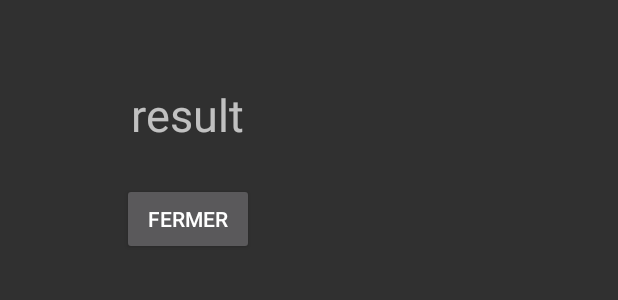
After one commit to Akane277353/tp-clicker-sama, an Android app: the layout popup_fin_fight.xml on its own in the app's theme, with its tools: preview values and no code run, on a phone screen of 412 x 824 dp. The commit adds this screen. Shown: the top 300 px of the screen. Run offline under Robolectric (Android 15) with nearby library versions, the phone set to English and light mode, and no system bars.

Commit message:
popup fin combat

```diff
--- a/TP/app/src/main/java/com/example/tp/Adapter/CharFightAdapter.kt
+++ b/TP/app/src/main/java/com/example/tp/Adapter/CharFightAdapter.kt
@@ -26,6 +26,7 @@ class CharFightAdapter(
         val charText = view.findViewById<TextView>(R.id.pvPerso)
         val textAt = view.findViewById<TextView>(R.id.attaque)
         val textEn = view.findViewById<TextView>(R.id.ennemi)
+        val textNo = view.findViewById<TextView>(R.id.nom)
     }
 
     private fun defView(parent: ViewGroup): View{
@@ -41,6 +42,7 @@ class CharFightAdapter(
 
         holder.charText.text = currentChar.hp.toString()
         if (pos){
+            holder.textNo.text = currentChar.name
             holder.textAt.setVisibility(View.INVISIBLE)
             holder.textEn.setVisibility(View.INVISIBLE)
             if (currentChar.name == "jsp") {
@@ -54,6 +56,7 @@ class CharFightAdapter(
             }
         }
         else{
+            holder.textNo.setVisibility(View.INVISIBLE)
             holder.textEn.text = context2.ennemiName(currentChar)
             if (currentChar.name == "jsp") {
                 holder.charImage.setImageResource(R.mipmap.sombra)
--- /dev/null
+++ b/TP/app/src/main/res/layout/popup_fin_fight.xml
@@ -0,0 +1,34 @@
+<?xml version="1.0" encoding="utf-8"?>
+<androidx.constraintlayout.widget.ConstraintLayout xmlns:android="http://schemas.android.com/apk/res/android"
+    xmlns:tools="http://schemas.android.com/tools"
+    android:layout_width="250dp"
+    android:layout_height="200dp"
+    android:padding="30dp"
+    xmlns:app="http://schemas.android.com/apk/res-auto">
+
+
+    <TextView
+        android:id="@+id/result"
+        android:layout_width="wrap_content"
+        android:layout_height="wrap_content"
+        android:text="result"
+        android:textSize="30dp"
+        app:layout_constraintBottom_toTopOf="@+id/fermer"
+        app:layout_constraintEnd_toEndOf="parent"
+        app:layout_constraintStart_toStartOf="parent"
+        app:layout_constraintTop_toTopOf="parent"
+        tools:ignore="MissingConstraints" />
+
+    <Button
+        android:id="@+id/fermer"
+        android:layout_width="wrap_content"
+        android:layout_height="wrap_content"
+        android:text="fermer"
+
+        app:layout_constraintBottom_toBottomOf="parent"
+        app:layout_constraintEnd_toEndOf="parent"
+        app:layout_constraintStart_toStartOf="parent"
+        tools:ignore="MissingConstraints" />
+
+
+</androidx.constraintlayout.widget.ConstraintLayout>
```
Also changed, not shown: TP/app/src/main/java/com/example/tp/Fragments/FightFragment.kt (+13 -3 lines), TP/app/src/main/java/com/example/tp/Popup/FinFightPopup.kt (added, +38 -0 lines), TP/app/src/main/java/com/example/tp/Updatable.kt (added, +8 -0 lines), TP/app/src/main/res/layout/character_fight.xml (+12 -0 lines).
